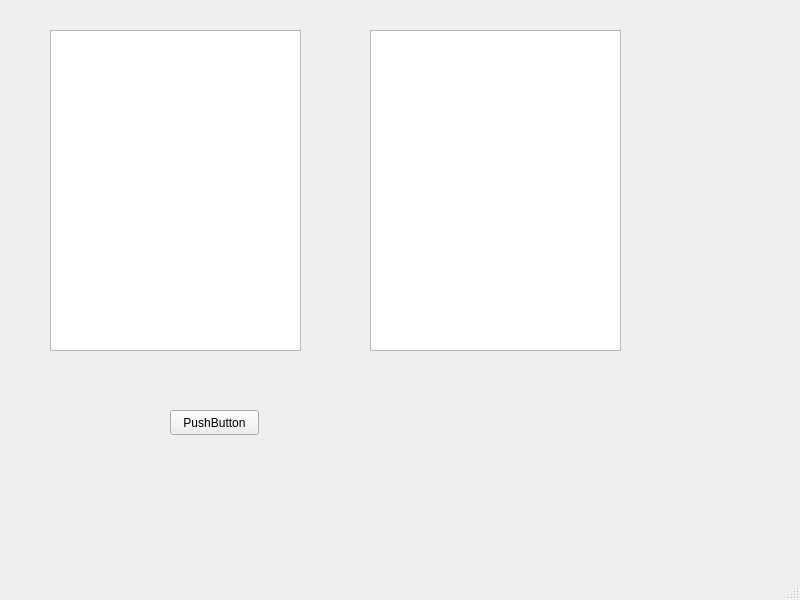
Old version of the form MyLittleChat/mainwindow.ui in the repository xatuko/MyLittleChat.
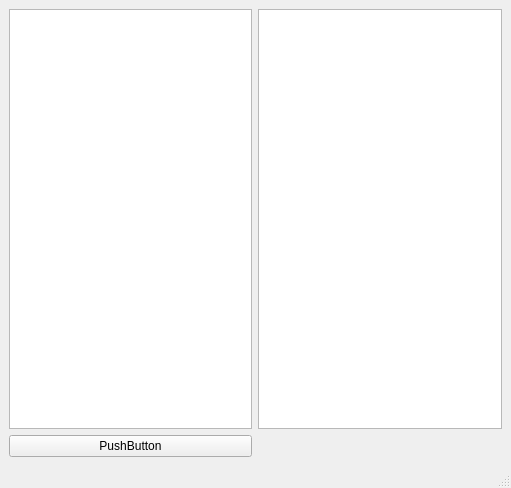
New version of the form.

Commit message: upgrade working with form

What changed in the file:
```diff
--- a/MyLittleChat/mainwindow.ui
+++ b/MyLittleChat/mainwindow.ui
@@ -6,57 +6,39 @@
    <rect>
     <x>0</x>
     <y>0</y>
-    <width>800</width>
-    <height>600</height>
+    <width>511</width>
+    <height>488</height>
    </rect>
   </property>
   <property name="windowTitle">
    <string>MainWindow</string>
   </property>
   <widget class="QWidget" name="centralwidget">
-   <widget class="QTextEdit" name="textEdit">
-    <property name="geometry">
-     <rect>
-      <x>50</x>
-      <y>30</y>
-      <width>251</width>
-      <height>321</height>
-     </rect>
-    </property>
-   </widget>
+   <layout class="QGridLayout" name="gridLayout">
+    <item row="0" column="1">
+     <widget class="QTextEdit" name="textEdit_2">
+      <property name="readOnly">
+       <bool>true</bool>
+      </property>
+     </widget>
+    </item>
+    <item row="1" column="0">
    <widget class="QPushButton" name="pushButton">
-    <property name="geometry">
-     <rect>
-      <x>170</x>
-      <y>410</y>
-      <width>89</width>
-      <height>25</height>
-     </rect>
+      <property name="sizePolicy">
+       <sizepolicy hsizetype="Minimum" vsizetype="Minimum">
+        <horstretch>0</horstretch>
+        <verstretch>0</verstretch>
+       </sizepolicy>
     </property>
     <property name="text">
      <string>PushButton</string>
     </property>
    </widget>
-   <widget class="QTextEdit" name="textEdit_2">
-    <property name="geometry">
-     <rect>
-      <x>370</x>
-      <y>30</y>
-      <width>251</width>
-      <height>321</height>
-     </rect>
-    </property>
-   </widget>
-  </widget>
-  <widget class="QMenuBar" name="menubar">
-   <property name="geometry">
-    <rect>
-     <x>0</x>
-     <y>0</y>
-     <width>800</width>
-     <height>22</height>
-    </rect>
-   </property>
+    </item>
+    <item row="0" column="0">
+     <widget class="QTextEdit" name="textEdit"/>
+    </item>
+   </layout>
   </widget>
   <widget class="QStatusBar" name="statusbar"/>
  </widget>
```
Lines whose indentation alone changed are shown as unchanged. The commit also changes 1 other file.
